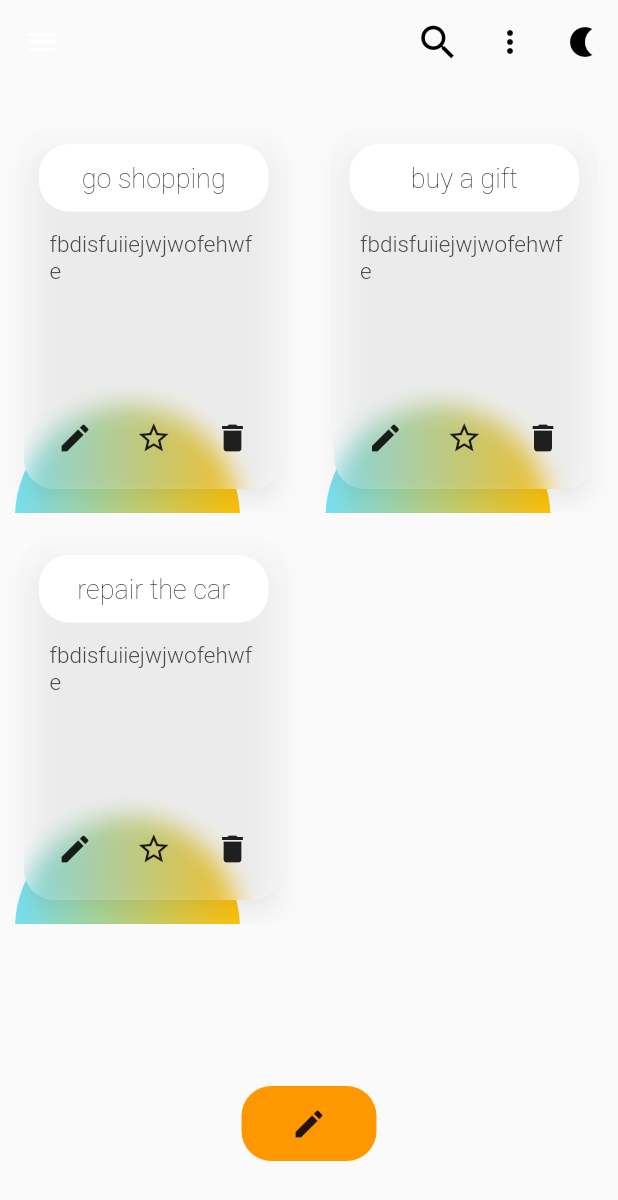
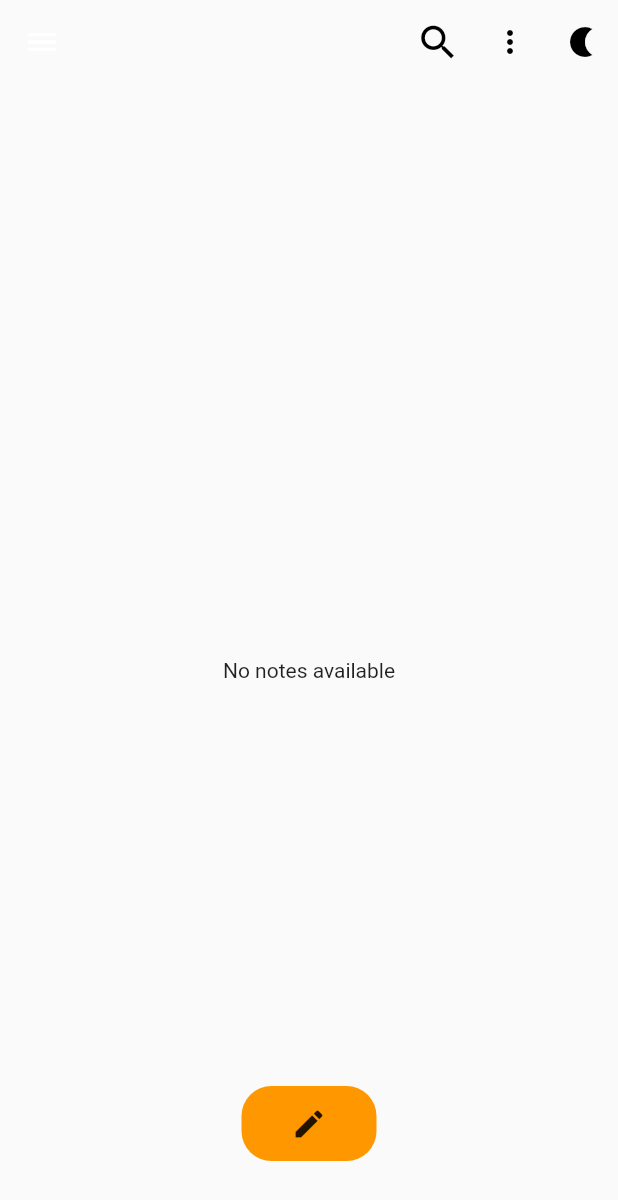
Before and after one commit to Elmurodjon01/todoApp, a Flutter app: the screen it shows after launch, on a phone screen of 412 x 824 dp. Shown: the top 1200 px of the screen. Run offline on Flutter 3.47's test engine with Material 2 defaults, Android fonts, the phone set to English and light mode, and no system bars; drawn by our look-alikes of blurrycontainer; our stand-ins replace hive, hive_flutter, shared_preferences; accounts and stored records are empty.

Commit message:
hive is added

```diff
--- a/lib/UI/mainScreen.dart
+++ b/lib/UI/mainScreen.dart
@@ -2,10 +2,13 @@ import 'dart:convert';
 
 import 'package:flutter/material.dart';
 import 'package:flutter_staggered_grid_view/flutter_staggered_grid_view.dart';
+import 'package:hive/hive.dart';
+import 'package:hive_flutter/adapters.dart';
 import 'package:provider/provider.dart';
 import 'package:shared_preferences/shared_preferences.dart';
 import 'package:todoapp/hive/database.dart';
 import 'package:todoapp/model/note_model.dart';
+import 'package:todoapp/provider/databaseProvider.dart';
 import 'package:todoapp/provider/noteProvider.dart';
 import 'package:todoapp/widgets/itemContainer.dart';
 import '../widgets/addButton.dart';
@@ -20,32 +23,62 @@ class MainScreen extends StatefulWidget {
 }
 
 class _MainScreenState extends State<MainScreen> {
+  late Box notesBox;
+  @override
+  void initState() {
+    notesBox = Hive.box<NoteModel>('Notes');
+    super.initState();
+  }
+
   @override
   Widget build(BuildContext context) {
     // var loadInfo = HiveDB().loadUser();
-    var tasks = context.watch<NoteProvider>();
+
     return Scaffold(
       appBar: CustomAppBar(),
       drawer: CustomerDrawer(),
       body: Stack(
         alignment: Alignment.bottomCenter,
         children: [
-          MasonryGridView.count(
+          ValueListenableBuilder(
+            valueListenable: notesBox.listenable(),
+            builder: (BuildContext context, Box taskList, Widget? child) {
+              if (notesBox.length > 1) {
+                return MasonryGridView.count(
                     crossAxisCount: 2,
                     mainAxisSpacing: 2,
                     crossAxisSpacing: 2,
-              itemCount: tasks.todos.length,
+                    itemCount: notesBox.length,
                     itemBuilder: ((context, index) {
+                      final data = notesBox.get(index);
+                      if (data == null) {
+                        return const Center(
+                          child: Text(
+                            'no notes',
+                            style: TextStyle(color: Colors.white),
+                          ),
+                        );
+                      } else {
                         return ItemContainer(
-                  label: tasks.todos[index].title,
-                  mainText: tasks.todos[index].mainText,
-                  onDeleted: () {
-                    tasks.deletTask(tasks.todos[index]);
-                    ScaffoldMessenger.of(context)
-                        .showSnackBar(SnackBar(content: Text('Note Deleted')));
+                          label: data.title,
+                          mainText: data.mainText,
+                          onDeleted: () async {
+                            await notesBox.deleteAt(index);
+                            // tasks.deletTask(tasks.todos[index]);
+                            ScaffoldMessenger.of(context).showSnackBar(
+                                SnackBar(content: Text('Note Deleted')));
                           },
                         );
-              })),
+                      }
+                      //  var tasks = note.values.toList();
+                    }));
+              } else {
+                return Center(
+                  child: Text('No notes available'),
+                );
+              }
+            },
+          ),
           AddButton(context),
         ],
       ),
--- a/lib/model/note_model.dart
+++ b/lib/model/note_model.dart
@@ -1,5 +1,12 @@
+import 'package:hive/hive.dart';
+
+part "note_model.g.dart";
+
+@HiveType(typeId: 1)
 class NoteModel {
+  @HiveField(0)
   String title;
+  @HiveField(1)
   String mainText;
   // String id;
   // DateTime time;
@@ -9,16 +16,4 @@ class NoteModel {
     // required this.id,
     // required this.time,
   });
-  NoteModel.fromJson(Map<String, dynamic> json)
-      : title = json['label'],
-        mainText = json['mainText'];
-  // time = json['time'];
-  // id = json['id'];
-
-  Map<String, dynamic> toJson() => {
-        'label': title,
-        'mainText': mainText,
-        // 'id': id,
-        // 'time': time,
-      };
 }
--- a/lib/provider/databaseProvider.dart
+++ b/lib/provider/databaseProvider.dart
@@ -3,18 +3,40 @@ import 'package:hive/hive.dart';
 import 'package:todoapp/model/note_model.dart';
 
 class HiveDB extends ChangeNotifier {
-  var box = Hive.box('Notes');
+  ValueNotifier<List<NoteModel>> tasklistNotifier = ValueNotifier([]);
+  // var box = Hive.box('Notes');
 
-  storeUser(NoteModel noteModel) {
-    box.put('noteModel', noteModel.toJson());
+  // storeUser(NoteModel noteModel) {
+  //   box.put('noteModel', noteModel.toJson());
+  // }
+
+  // NoteModel loadNote() {
+  //   var noteModel = NoteModel.fromJson(box.get('noteModel'));
+  //   return noteModel;
+  // }
+
+  // deleteNote() {
+  //   box.delete('noteModel');
+  // }
+  void addTask(NoteModel value) async {
+    final taskDb = await Hive.openBox<NoteModel>('Notes');
+    final _id = await taskDb.add(value);
+
+    await taskDb.put('Notes', value);
+    tasklistNotifier.value.add(value);
+    tasklistNotifier.notifyListeners();
   }
 
-  NoteModel loadNote() {
-    var noteModel = NoteModel.fromJson(box.get('noteModel'));
-    return noteModel;
+  getallTasks() async {
+    final taskDb = await Hive.openBox<NoteModel>('Notes');
+    tasklistNotifier.value.clear();
+    tasklistNotifier.value.addAll(taskDb.values);
+    tasklistNotifier.notifyListeners();
   }
 
-  deleteNote() {
-    box.delete('noteModel');
+  deleteTask(int id) async {
+    final taskDb = await Hive.openBox<NoteModel>('Notes');
+    await taskDb.delete(id);
+    getallTasks();
   }
 }
--- a/lib/provider/noteProvider.dart
+++ b/lib/provider/noteProvider.dart
@@ -21,11 +21,7 @@ class NoteProvider extends ChangeNotifier {
   //   _todos.remove(todo);
   //   notifyListeners();
   // }
-  List<NoteModel> todos = [
-    NoteModel(title: "go shopping", mainText: 'fbdisfuiiejwjwofehwfe'),
-    NoteModel(title: "buy a gift", mainText: 'fbdisfuiiejwjwofehwfe'),
-    NoteModel(title: "repair the car", mainText: 'fbdisfuiiejwjwofehwfe'),
-  ];
+  List<NoteModel> todos = [];
 
   void addTasks(NoteModel todo) {
     todos.add(todo);
--- a/pubspec.yaml
+++ b/pubspec.yaml
@@ -42,6 +42,8 @@ dependencies:
   blurrycontainer: ^1.0.2
   hive_flutter: ^1.1.0
   shared_preferences: ^2.0.15
+  hive_generator: ^2.0.0
+  path_provider: ^2.0.11
 
 dev_dependencies:
   flutter_test:
@@ -53,6 +55,7 @@ dev_dependencies:
   # package. See that file for information about deactivating specific lint
   # rules and activating additional ones.
   flutter_lints: ^2.0.0
+  build_runner: ^2.3.2
 
 # For information on the generic Dart part of this file, see the
 # following page: https://dart.dev/tools/pub/pubspec
```
Also changed, not shown: lib/UI/addScreen.dart (+5 -5 lines), lib/main.dart (+18 -2 lines), lib/model/note_model.g.dart (added), pubspec.lock. Lines whose indentation alone changed are shown as unchanged.
